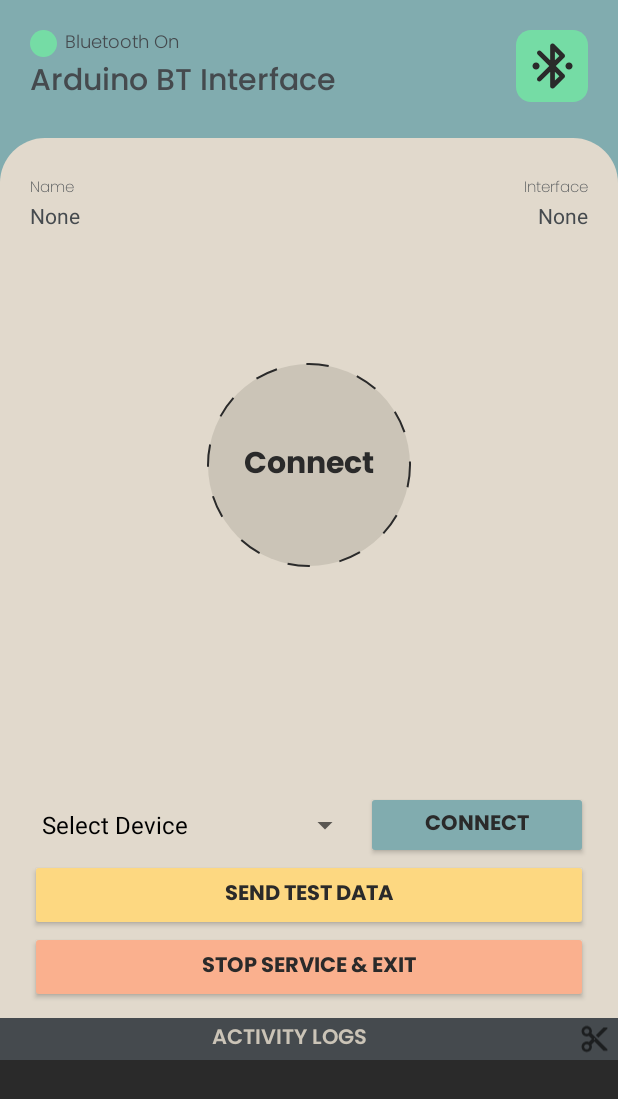
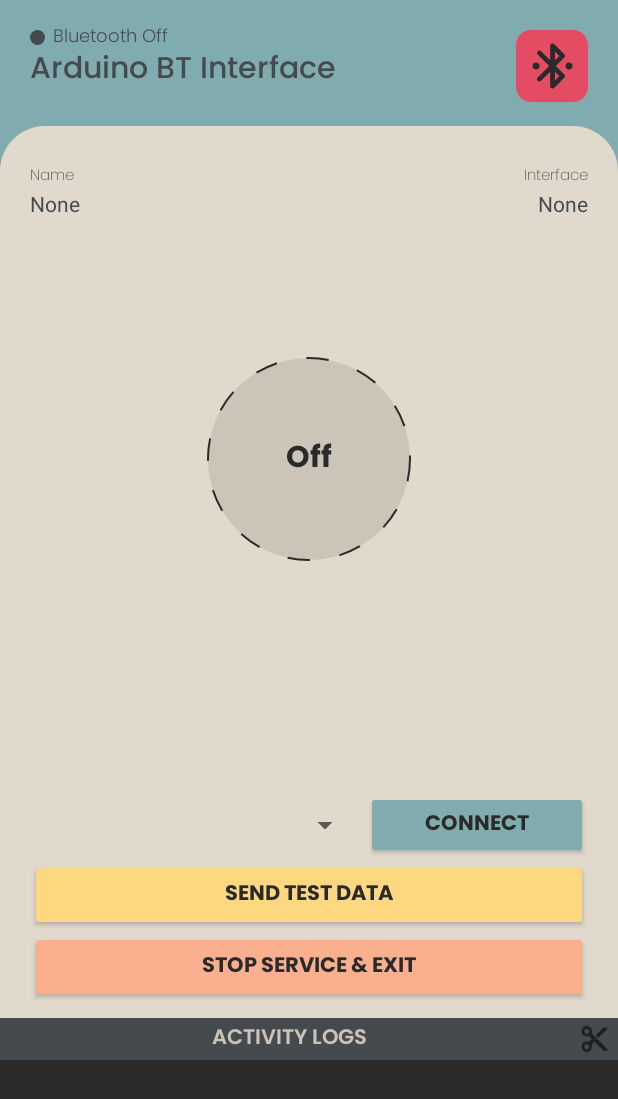
Before and after one commit to Rashed360/arduino-hc05-comm, an Android app: the screen it shows after launch (MainActivity), after a tap on an icon or button, on a phone screen of 412 x 824 dp. Shown: the top 1099 px of the screen. Run offline under Robolectric (Android 15) with nearby library versions, the phone set to English and light mode, and no system bars.

Commit message:
fixed instant crash issue

```diff
--- a/app/src/main/java/com/rashed/arduinobt/MainActivity.java
+++ b/app/src/main/java/com/rashed/arduinobt/MainActivity.java
@@ -26,7 +26,6 @@
 import java.io.IOException;
 import java.io.InputStream;
 import java.io.OutputStream;
-import java.nio.charset.StandardCharsets;
 import java.util.ArrayList;
 import java.util.Set;
 import java.util.UUID;
@@ -35,7 +34,7 @@
     TextView activityLog, statusText, onOffText, nameText, interfaceText;
     ImageView statusLight, onOffSwitch, enableBTSwitch, monitoringImage, clearView;
     Button connectButton, sendTestButton, stopButton;
-    Spinner deviceSinner;
+    Spinner deviceSpinner;
     AnimationDrawable monitoringAnimation;
 
     private BluetoothAdapter btAdapter;
@@ -72,7 +71,7 @@
         onOffText = (TextView) findViewById(R.id.onOffText);
         nameText = (TextView) findViewById(R.id.nameText);
         interfaceText = (TextView) findViewById(R.id.interfaceText);
-        deviceSinner = (Spinner) findViewById(R.id.deviceSinner);
+        deviceSpinner = (Spinner) findViewById(R.id.deviceSpinner);
         statusLight = (ImageView) findViewById(R.id.statusLight);
         onOffSwitch = (ImageView) findViewById(R.id.onOffSwitch);
         enableBTSwitch = (ImageView) findViewById(R.id.enableBTSwitch);
@@ -83,17 +82,20 @@
         stopButton = (Button) findViewById(R.id.stopButton);
 
         activityLog.setMovementMethod(new ScrollingMovementMethod());
-        activityLog.setSelected(true);
 
-        clearView.setOnClickListener(new View.OnClickListener() {
-            @Override
-            public void onClick(View view) {
-                activityLog.setText("");
-            }
-        });
-
-        getPairedDevices();
-        populateSpinner();
+        btAdapter = BluetoothAdapter.getDefaultAdapter();
+        if (btAdapter == null) {
+            Toast.makeText(this, "Bluetooth not supported", Toast.LENGTH_SHORT).show();
+            activityLog.append("\n► Your device doesn't support Bluetooth");
+        } else if (!btAdapter.isEnabled()) {
+            Toast.makeText(this, "Bluetooth not enabled", Toast.LENGTH_SHORT).show();
+            onOffVisual(false);
+        } else {
+            btDevices = btAdapter.getBondedDevices();
+            activityLog.append("► " + btDevices.size() + " Devices Found");
+            onOffVisual(true);
+            populateSpinner();
+        }
 
         enableBTSwitch.setOnClickListener(new View.OnClickListener() {
             @Override
@@ -101,21 +103,11 @@
                 if (bluetooth_TurnedOn) {
                     checkForBTPermission();
                     btAdapter.disable();
-                    bluetooth_TurnedOn = false;
-                    statusText.setText("Bluetooth Off");
-                    onOffText.setText("Off");
-                    enableBTSwitch.setImageResource(R.drawable.bt_off);
-                    statusLight.setImageResource(R.drawable.status_inactive);
                     Toast.makeText(MainActivity.this, "Bluetooth Turned Off", Toast.LENGTH_SHORT).show();
+                    onOffVisual(false);
                 } else {
-                    Intent intentOn = new Intent(BluetoothAdapter.ACTION_REQUEST_ENABLE);
-                    startActivityForResult(intentOn,0);
-                    bluetooth_TurnedOn = true;
-                    statusText.setText("Bluetooth On");
-                    onOffText.setText("Connect");
-                    enableBTSwitch.setImageResource(R.drawable.bt_on);
-                    statusLight.setImageResource(R.drawable.status_active);
-                    Toast.makeText(MainActivity.this, "Bluetooth Turned On", Toast.LENGTH_SHORT).show();
+                    Intent enableBtIntent = new Intent(BluetoothAdapter.ACTION_REQUEST_ENABLE);
+                    startActivityForResult(enableBtIntent, 0);
                 }
             }
         });
@@ -123,13 +115,16 @@
         connectButton.setOnClickListener(new View.OnClickListener() {
             @Override
             public void onClick(View view) {
-                if(bluetooth_Connected == false) {
-                    if (deviceSinner.getSelectedItemPosition() == 0) {
+                if (!btAdapter.isEnabled()) {
+                    Toast.makeText(MainActivity.this, "Bluetooth Off", Toast.LENGTH_SHORT).show();
+                    return;
+                } else if(bluetooth_Connected == false) {
+                    if (deviceSpinner.getSelectedItemPosition() == 0) {
                         Toast.makeText(MainActivity.this, "No Device Selected", Toast.LENGTH_SHORT).show();
                         return;
                     }
 
-                    String selectedDevice = deviceSinner.getSelectedItem().toString();
+                    String selectedDevice = deviceSpinner.getSelectedItem().toString();
                     for (BluetoothDevice device : btDevices) {
                         if (selectedDevice.equals(device.getName())) {
                             btDevice = device;
@@ -159,6 +154,13 @@
             }
         });
 
+        clearView.setOnClickListener(new View.OnClickListener() {
+            @Override
+            public void onClick(View view) {
+                activityLog.setText("");
+            }
+        });
+
         sendTestButton.setOnClickListener(new View.OnClickListener() {
             @Override
             public void onClick(View view) {
@@ -172,29 +174,33 @@
         });
     }
 
-    void getPairedDevices() {
-        btAdapter = BluetoothAdapter.getDefaultAdapter();
-        if (btAdapter == null) {
-            Toast.makeText(this, "Bluetooth not supported", Toast.LENGTH_SHORT).show();
-            //finish();
-            return;
-        } else if (!btAdapter.isEnabled()) {
-            Toast.makeText(this, "Bluetooth not enabled", Toast.LENGTH_SHORT).show();
-            return;
-        }
-        btDevices = btAdapter.getBondedDevices();
-        activityLog.append("► " + btDevices.size() + " Devices Found");
-    }
-
     void populateSpinner() {
         ArrayList<String> allDevices = new ArrayList<>();
         allDevices.add("Select Device");
         for (BluetoothDevice btDevice : btDevices) {
             allDevices.add(btDevice.getName());
         }
-        final ArrayAdapter<String> allDevicesAdapter = new ArrayAdapter<String>(this,androidx.appcompat.R.layout.support_simple_spinner_dropdown_item,allDevices);
+        final ArrayAdapter<String> allDevicesAdapter = new ArrayAdapter<String>(MainActivity.this,androidx.appcompat.R.layout.support_simple_spinner_dropdown_item,allDevices);
         allDevicesAdapter.setDropDownViewResource(androidx.appcompat.R.layout.support_simple_spinner_dropdown_item);
-        deviceSinner.setAdapter(allDevicesAdapter);
+        deviceSpinner.setAdapter(allDevicesAdapter);
+    }
+
+    void onOffVisual(boolean state) {
+        if (state == true) {
+            bluetooth_TurnedOn = true;
+            statusLight.setImageResource(R.drawable.status_active);
+            statusText.setText("Bluetooth On");
+            enableBTSwitch.setImageResource(R.drawable.bt_on);
+            onOffSwitch.setImageResource(R.drawable.main_button_available);
+            onOffText.setText("Connect");
+        } else {
+            bluetooth_TurnedOn = false;
+            statusLight.setImageResource(R.drawable.status_inactive);
+            statusText.setText("Bluetooth Off");
+            enableBTSwitch.setImageResource(R.drawable.bt_off);
+            onOffSwitch.setImageResource(R.drawable.main_button_inactive);
+            onOffText.setText("Off");
+        }
     }
 
     private void checkForBTPermission() {
@@ -262,8 +268,7 @@
         }
 
         public void run() {
-//            byte[] buffer = new byte[1024];
-            byte[] buffer = new byte[512];
+            byte[] buffer = new byte[1024];
             int bytes;
 
             while (btSkt.isConnected()) {
@@ -347,4 +352,21 @@
             }
         }
     }
+
+    @Override
+    protected void onActivityResult(int requestCode, int resultCode, Intent data) {
+        super.onActivityResult(requestCode, resultCode, data);
+        if(requestCode==0) {
+            if (resultCode == RESULT_OK) {
+                Toast.makeText(MainActivity.this, "Bluetooth Turned On", Toast.LENGTH_SHORT).show();
+                onOffVisual(true);
+                btDevices = btAdapter.getBondedDevices();
+                activityLog.append("► " + btDevices.size() + " Devices Found");
+                populateSpinner();
+            } else {
+                Toast.makeText(MainActivity.this, "Bluetooth request denied", Toast.LENGTH_SHORT).show();
+                onOffVisual(false);
+            }
+        }
+    }
 }
--- /dev/null
+++ b/app/src/main/res/drawable/main_button_available.xml
@@ -0,0 +1,10 @@
+<?xml version="1.0" encoding="utf-8"?>
+<shape xmlns:android="http://schemas.android.com/apk/res/android"
+    android:shape="oval">
+    <solid android:color="#81ACAF" />
+    <stroke
+        android:width="1dp"
+        android:dashWidth="15dp"
+        android:dashGap="20dp"
+        android:color="#2A2A2A"/>
+</shape>
--- a/app/src/main/res/drawable/status_active.xml
+++ b/app/src/main/res/drawable/status_active.xml
@@ -1,10 +1,5 @@
 <?xml version="1.0" encoding="utf-8"?>
-<vector xmlns:android="http://schemas.android.com/apk/res/android"
-    android:width="18dp"
-    android:height="18dp"
-    android:viewportWidth="18"
-    android:viewportHeight="18">
-    <path
-        android:fillColor="#FF75DCA5"
-        android:pathData="M0 9c0-4.97 4.03-9 9-9h0c4.97 0 9 4.03 9 9v0c0 4.97-4.03 9-9 9h0c-4.97 0-9-4.03-9-9z"/>
-</vector>
+<shape xmlns:android="http://schemas.android.com/apk/res/android"
+android:shape="oval">
+<solid android:color="#75DCA5" />
+</shape>
--- a/app/src/main/res/drawable/status_inactive.xml
+++ b/app/src/main/res/drawable/status_inactive.xml
@@ -1,10 +1,5 @@
 <?xml version="1.0" encoding="utf-8"?>
-<vector xmlns:android="http://schemas.android.com/apk/res/android"
-    android:width="18dp"
-    android:height="18dp"
-    android:viewportWidth="18"
-    android:viewportHeight="18">
-    <path
-        android:fillColor="#FF454A4E"
-        android:pathData="M0 9c0-4.97 4.03-9 9-9h0c4.97 0 9 4.03 9 9v0c0 4.97-4.03 9-9 9h0c-4.97 0-9-4.03-9-9z"/>
-</vector>
+<shape xmlns:android="http://schemas.android.com/apk/res/android"
+android:shape="oval">
+<solid android:color="#454A4E" />
+</shape>
--- a/app/src/main/res/layout/activity_main.xml
+++ b/app/src/main/res/layout/activity_main.xml
@@ -35,8 +35,8 @@
 
     <ImageView
         android:id="@+id/statusLight"
-        android:layout_width="wrap_content"
-        android:layout_height="wrap_content"
+        android:layout_width="10dp"
+        android:layout_height="10dp"
         android:layout_marginStart="20dp"
         android:layout_marginTop="20dp"
         android:src="@drawable/status_inactive"
@@ -132,7 +132,7 @@
                 app:layout_constraintStart_toStartOf="parent">
 
                 <Spinner
-                    android:id="@+id/deviceSinner"
+                    android:id="@+id/deviceSpinner"
                     android:layout_width="0dp"
                     android:layout_height="match_parent"
                     android:layout_marginRight="3dp"
@@ -255,7 +255,8 @@
             android:layout_height="match_parent"
             android:scrollbars = "vertical"
             android:layout_marginTop="28dp"
-            android:padding="10dp"
+            android:paddingStart="10dp"
+            android:paddingEnd="10dp"
             android:textColor="@color/lighter"
             app:fontFamily="@font/poppins_extralight"
             app:layout_constraintTop_toBottomOf="@+id/linearLayout" />
```
